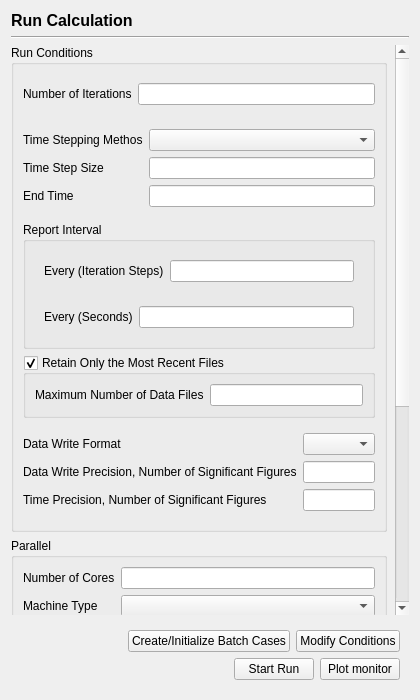
Above: view/solution/run_calculation/run_calculation_page.ui from nextfoam/baram before the change. Below: the same form after it.
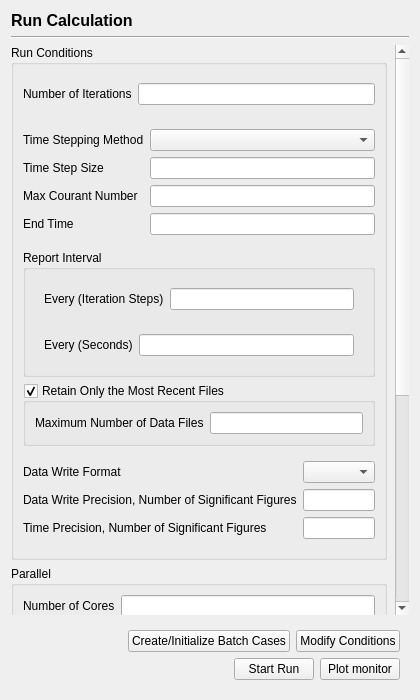
That is the form after the change.

Commit message: boundary, cellZones 로딩 기능 추가 boundary 파일 작성 기능 추가 (type 변경 재기록) UI 누락 내용 추가 및 수정 - turbulence model dialog - cell zone dialog dialog - run calculation page 및 db(xsd/xml xpath 상수명 _XPATH로 통일

```diff
--- a/view/solution/run_calculation/run_calculation_page.ui
+++ b/view/solution/run_calculation/run_calculation_page.ui
@@ -60,7 +60,7 @@
         <x>0</x>
         <y>0</y>
         <width>385</width>
-        <height>866</height>
+        <height>894</height>
        </rect>
       </property>
       <property name="sizePolicy">
@@ -122,7 +122,7 @@
              <item row="0" column="0">
               <widget class="QLabel" name="label_2">
                <property name="text">
-                <string>Time Stepping Methos</string>
+                <string>Time Stepping Method</string>
                </property>
               </widget>
              </item>
@@ -140,15 +140,25 @@
               <widget class="QLineEdit" name="timeStepSize"/>
              </item>
              <item row="2" column="0">
+              <widget class="QLabel" name="label_13">
+               <property name="text">
+                <string>Max Courant Number</string>
+               </property>
+              </widget>
+             </item>
+             <item row="3" column="0">
               <widget class="QLabel" name="label_4">
                <property name="text">
                 <string>End Time</string>
                </property>
               </widget>
              </item>
-             <item row="2" column="1">
+             <item row="3" column="1">
               <widget class="QLineEdit" name="endTime"/>
              </item>
+             <item row="2" column="1">
+              <widget class="QLineEdit" name="maxCourantNumber"/>
+             </item>
             </layout>
            </widget>
           </item>
```
Left out of the diff: 2 changed lines with no effect on the pictures. The commit also changes 78 other files.
